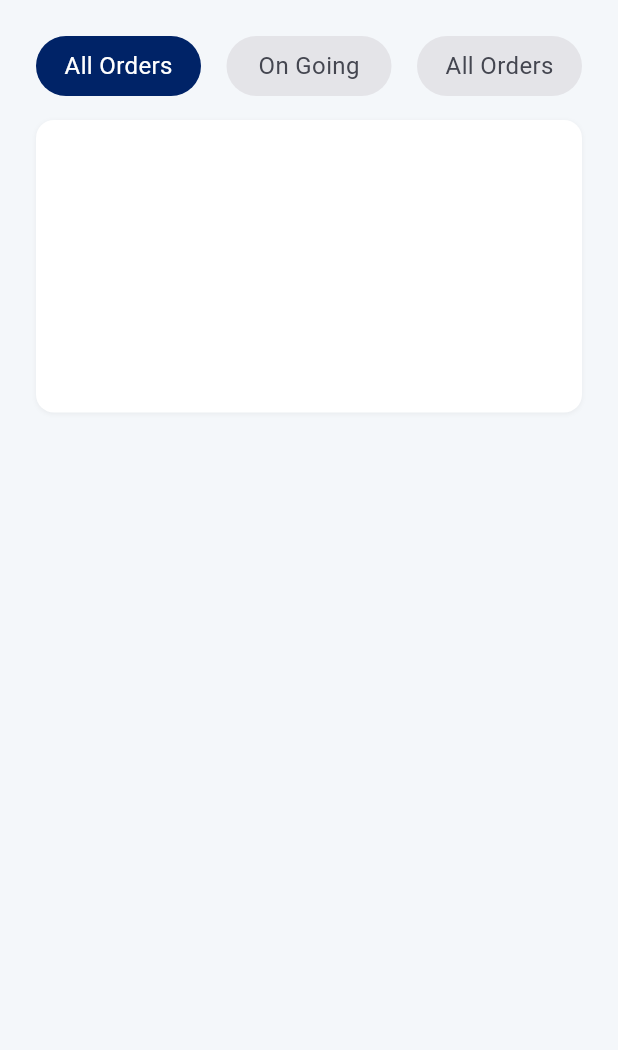
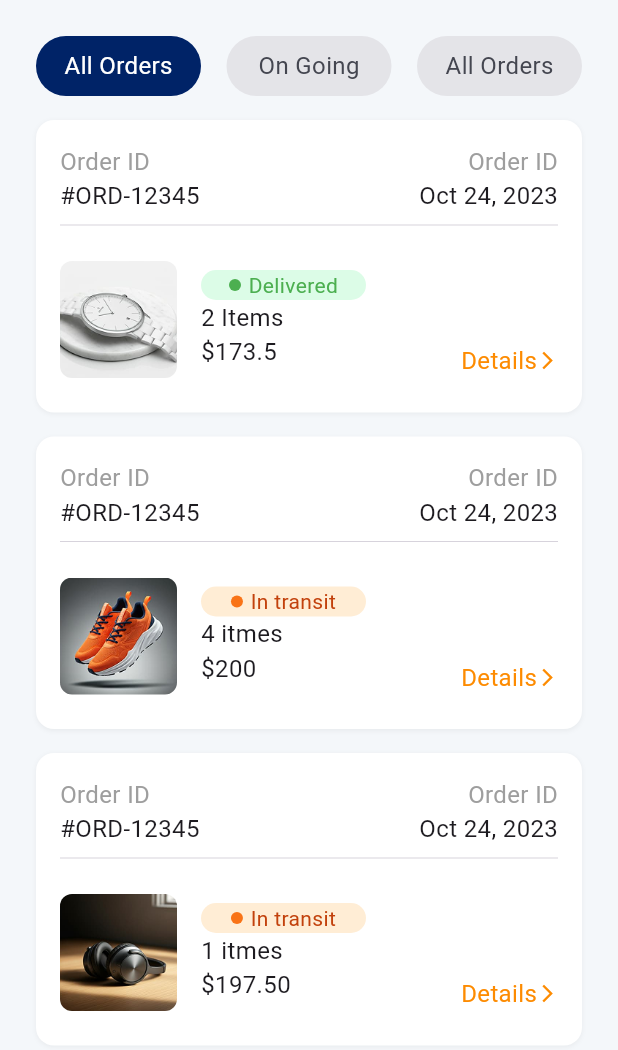
Before and after one commit to Jessetwo/vibrant_commerce, a Flutter app: the OrdersPage screen opened directly, on a phone screen of 412 x 824 dp. Shown: the top 1050 px of the screen. Run offline on Flutter 3.47's test engine with Material 3 defaults, Android fonts, the phone set to English and light mode, and no system bars.

Commit message:
order page

```diff
--- a/lib/components/widgets/orders.dart
+++ b/lib/components/widgets/orders.dart
@@ -1,11 +1,29 @@
 import 'package:flutter/material.dart';
+import 'package:vibrant_commerce/components/assets/app_colors.dart';
 
 class Orders extends StatelessWidget {
-  const Orders({super.key});
+  final String status;
+  final String items;
+  final String price;
+  final Color color;
+  final Color statusColor;
+  final Color statusTextColor;
+  final String imagePath;
+  const Orders({
+    super.key,
+    required this.items,
+    required this.price,
+    required this.status,
+    required this.color,
+    required this.statusColor,
+    required this.statusTextColor,
+    required this.imagePath,
+  });
 
   @override
   Widget build(BuildContext context) {
     return Container(
+      padding: EdgeInsets.all(16),
       width: double.infinity,
       height: 195,
       decoration: BoxDecoration(
@@ -19,6 +37,110 @@ class Orders extends StatelessWidget {
         ],
         borderRadius: BorderRadius.circular(12),
       ),
+      child: Column(
+        children: [
+          Row(
+            mainAxisAlignment: MainAxisAlignment.spaceBetween,
+            children: [
+              Text(
+                'Order ID',
+                style: TextStyle(fontSize: 16, color: Colors.grey),
+              ),
+
+              Text(
+                'Order ID',
+                style: TextStyle(fontSize: 16, color: Colors.grey),
+              ),
+            ],
+          ),
+
+          Row(
+            mainAxisAlignment: MainAxisAlignment.spaceBetween,
+            children: [
+              Text('#ORD-12345', style: TextStyle(fontSize: 16)),
+
+              Text('Oct 24, 2023', style: TextStyle(fontSize: 16)),
+            ],
+          ),
+          Divider(thickness: 0.5),
+          const SizedBox(height: 16),
+          //info row
+          Row(
+            mainAxisAlignment: MainAxisAlignment.spaceBetween,
+            crossAxisAlignment: CrossAxisAlignment.end,
+            children: [
+              Row(
+                children: [
+                  Container(
+                    width: 78,
+                    height: 78,
+                    decoration: BoxDecoration(
+                      borderRadius: BorderRadius.circular(8),
+                      image: DecorationImage(
+                        image: AssetImage(imagePath),
+                        fit: BoxFit.cover,
+                      ),
+                    ),
+                  ),
+                  const SizedBox(width: 16),
+                  Column(
+                    crossAxisAlignment: CrossAxisAlignment.start,
+                    children: [
+                      Container(
+                        width: 110,
+                        height: 20,
+                        decoration: BoxDecoration(
+                          borderRadius: BorderRadius.circular(99),
+                          color: color,
+                        ),
+                        child: Row(
+                          mainAxisAlignment: MainAxisAlignment.center,
+                          children: [
+                            Container(
+                              width: 8,
+                              height: 8,
+                              decoration: BoxDecoration(
+                                borderRadius: BorderRadius.circular(100),
+                                color: statusColor,
+                              ),
+                            ),
+                            const SizedBox(width: 5),
+                            Text(
+                              status,
+                              style: TextStyle(
+                                color: statusTextColor,
+                                fontSize: 14,
+                              ),
+                            ),
+                          ],
+                        ),
+                      ),
+                      Text(items, style: TextStyle(fontSize: 16)),
+                      Text(price, style: TextStyle(fontSize: 16)),
+                    ],
+                  ),
+                ],
+              ),
+              Row(
+                children: [
+                  Text(
+                    'Details',
+                    style: TextStyle(
+                      color: AppColors.primaryColor,
+                      fontSize: 16,
+                    ),
+                  ),
+                  Icon(
+                    Icons.arrow_forward_ios,
+                    size: 14,
+                    color: AppColors.primaryColor,
+                  ),
+                ],
+              ),
+            ],
+          ),
+        ],
+      ),
     );
   }
 }
--- a/lib/screens/main_screens/orders_page.dart
+++ b/lib/screens/main_screens/orders_page.dart
@@ -12,6 +12,7 @@ class OrdersPage extends StatelessWidget {
       body: SafeArea(
         child: Padding(
           padding: EdgeInsetsGeometry.all(24),
+          child: SingleChildScrollView(
             child: Column(
               children: [
                 Row(
@@ -71,8 +72,37 @@ class OrdersPage extends StatelessWidget {
                   ],
                 ),
                 const SizedBox(height: 16),
-              Orders(),
+                Orders(
+                  imagePath: 'assets/images/watch.png',
+                  statusTextColor: Colors.green,
+                  statusColor: Colors.green,
+                  status: 'Delivered',
+                  color: Color(0xffDCFCE7),
+                  price: '\$173.5',
+                  items: '2 Items',
+                ),
+                const SizedBox(height: 16),
+                Orders(
+                  imagePath: 'assets/images/shoe.png',
+                  statusTextColor: Color(0xffC2410C),
+                  items: '4 itmes',
+                  price: '\$200',
+                  status: 'In transit',
+                  color: Color(0xffFFEDD5),
+                  statusColor: Color(0xffF97316),
+                ),
+                const SizedBox(height: 16),
+                Orders(
+                  imagePath: 'assets/images/headphone.png',
+                  statusTextColor: Color(0xffC2410C),
+                  items: '1 itmes',
+                  price: '\$197.50',
+                  status: 'In transit',
+                  color: Color(0xffFFEDD5),
+                  statusColor: Color(0xffF97316),
+                ),
               ],
+            ),
           ),
         ),
       ),
```
Lines whose indentation alone changed are shown as unchanged.
